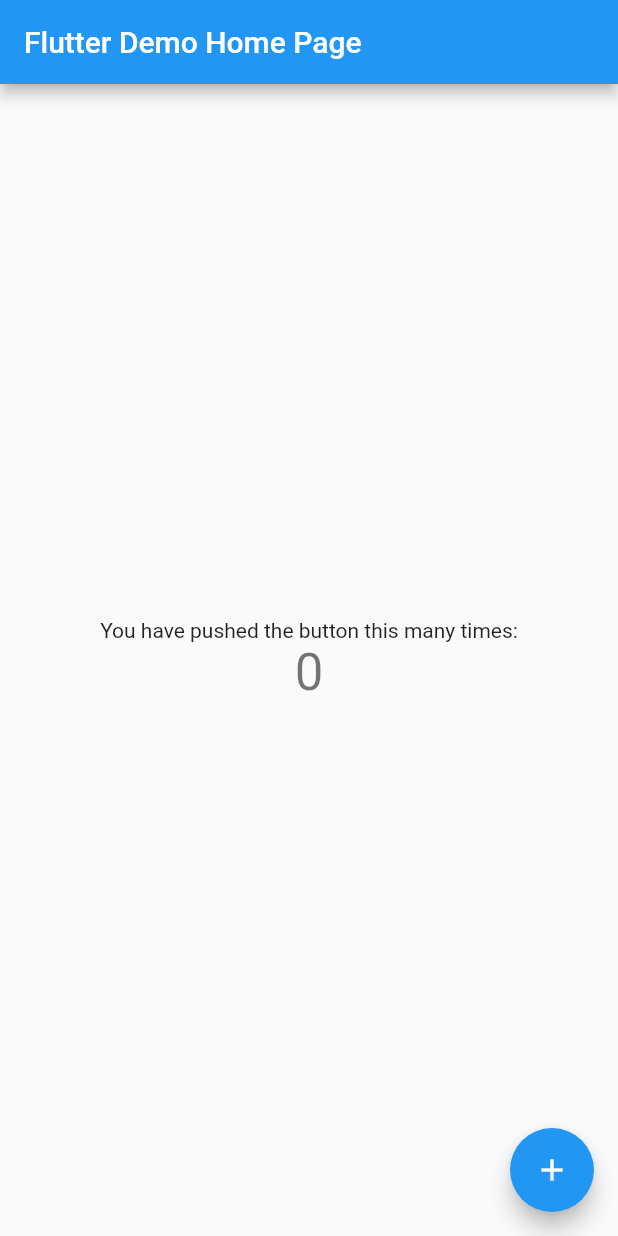
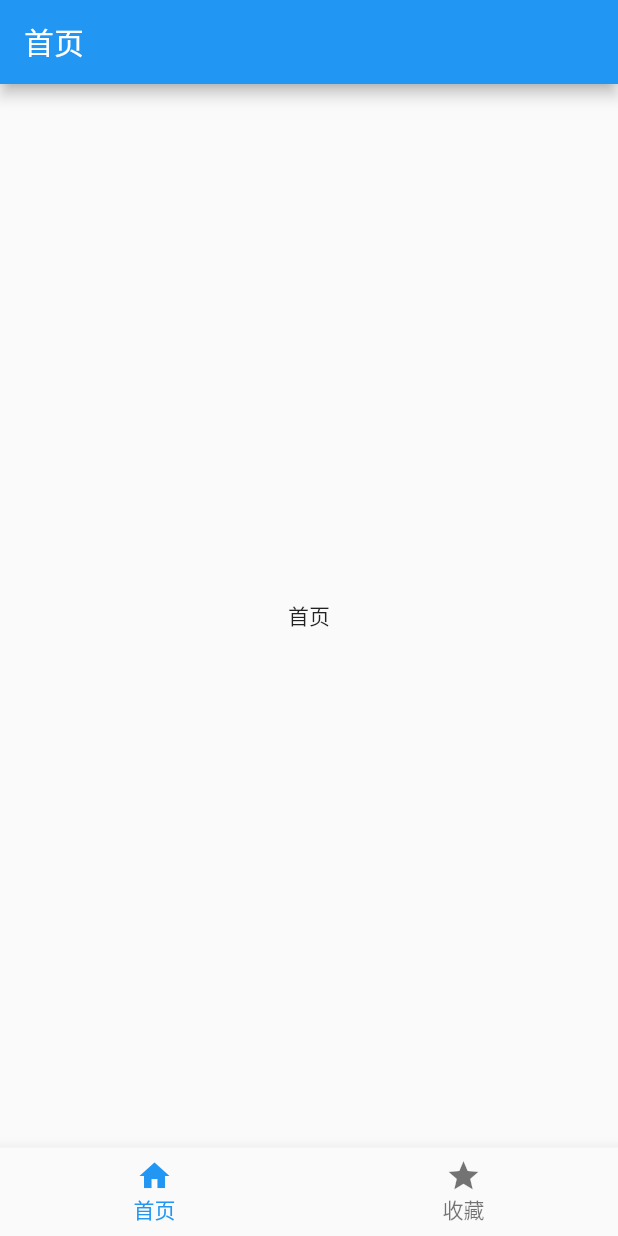
Before and after one commit to BlacksSky/favoriteCate-flutter, a Flutter app: the screen it shows after launch, on a phone screen of 412 x 824 dp. Run offline on Flutter 3.47's test engine with Material 2 defaults, Android fonts, the phone set to English and light mode, and no system bars.

Commit message:
搭建项目架构

```diff
--- a/lib/main.dart
+++ b/lib/main.dart
@@ -1,4 +1,6 @@
 import 'package:flutter/material.dart';
+import 'module/ui/main/main.dart';
+import 'module/core/router/router.dart';
 
 void main() {
   runApp(MyApp());
@@ -11,37 +13,18 @@ class MyApp extends StatelessWidget {
     return MaterialApp(
       title: 'Flutter Demo',
       theme: ThemeData(
-        // This is the theme of your application.
-        //
-        // Try running your application with "flutter run". You'll see the
-        // application has a blue toolbar. Then, without quitting the app, try
-        // changing the primarySwatch below to Colors.green and then invoke
-        // "hot reload" (press "r" in the console where you ran "flutter run",
-        // or simply save your changes to "hot reload" in a Flutter IDE).
-        // Notice that the counter didn't reset back to zero; the application
-        // is not restarted.
         primarySwatch: Colors.blue,
-        // This makes the visual density adapt to the platform that you run
-        // the app on. For desktop platforms, the controls will be smaller and
-        // closer together (more dense) than on mobile platforms.
         visualDensity: VisualDensity.adaptivePlatformDensity,
       ),
-      home: MyHomePage(title: 'Flutter Demo Home Page'),
+      // home: MyHomePage(title: 'Flutter Demo Home Page'),
+      initialRoute: ZYRouter.initialRoute,
+      routes: ZYRouter.routes,
     );
   }
 }
 
 class MyHomePage extends StatefulWidget {
   MyHomePage({Key key, this.title}) : super(key: key);
-
-  // This widget is the home page of your application. It is stateful, meaning
-  // that it has a State object (defined below) that contains fields that affect
-  // how it looks.
-
-  // This class is the configuration for the state. It holds the values (in this
-  // case the title) provided by the parent (in this case the App widget) and
-  // used by the build method of the State. Fields in a Widget subclass are
-  // always marked "final".
 
   final String title;
 
@@ -50,68 +33,8 @@ class MyHomePage extends StatefulWidget {
 }
 
 class _MyHomePageState extends State<MyHomePage> {
-  int _counter = 0;
-
-  void _incrementCounter() {
-    setState(() {
-      // This call to setState tells the Flutter framework that something has
-      // changed in this State, which causes it to rerun the build method below
-      // so that the display can reflect the updated values. If we changed
-      // _counter without calling setState(), then the build method would not be
-      // called again, and so nothing would appear to happen.
-      _counter++;
-    });
-  }
-
   @override
   Widget build(BuildContext context) {
-    // This method is rerun every time setState is called, for instance as done
-    // by the _incrementCounter method above.
-    //
-    // The Flutter framework has been optimized to make rerunning build methods
-    // fast, so that you can just rebuild anything that needs updating rather
-    // than having to individually change instances of widgets.
-    return Scaffold(
-      appBar: AppBar(
-        // Here we take the value from the MyHomePage object that was created by
-        // the App.build method, and use it to set our appbar title.
-        title: Text(widget.title),
-      ),
-      body: Center(
-        // Center is a layout widget. It takes a single child and positions it
-        // in the middle of the parent.
-        child: Column(
-          // Column is also a layout widget. It takes a list of children and
-          // arranges them vertically. By default, it sizes itself to fit its
-          // children horizontally, and tries to be as tall as its parent.
-          //
-          // Invoke "debug painting" (press "p" in the console, choose the
-          // "Toggle Debug Paint" action from the Flutter Inspector in Android
-          // Studio, or the "Toggle Debug Paint" command in Visual Studio Code)
-          // to see the wireframe for each widget.
-          //
-          // Column has various properties to control how it sizes itself and
-          // how it positions its children. Here we use mainAxisAlignment to
-          // center the children vertically; the main axis here is the vertical
-          // axis because Columns are vertical (the cross axis would be
-          // horizontal).
-          mainAxisAlignment: MainAxisAlignment.center,
-          children: <Widget>[
-            Text(
-              'You have pushed the button this many times:',
-            ),
-            Text(
-              '$_counter',
-              style: Theme.of(context).textTheme.headline4,
-            ),
-          ],
-        ),
-      ),
-      floatingActionButton: FloatingActionButton(
-        onPressed: _incrementCounter,
-        tooltip: 'Increment',
-        child: Icon(Icons.add),
-      ), // This trailing comma makes auto-formatting nicer for build methods.
-    );
+    return ZYMainPage();
   }
-}
+ }
--- /dev/null
+++ b/lib/module/core/router/router.dart
@@ -0,0 +1,22 @@
+import 'package:favorite_cate_flutter/module/ui/main/main.dart';
+import 'package:flutter/cupertino.dart';
+import '../../ui/home/home.dart';
+import '../../ui/favor/favor.dart';
+
+class ZYRouter {
+  static final String initialRoute = ZYMainPage.routeName;
+
+  static final Map<String, WidgetBuilder> routes = {
+    ZYMainPage.routeName: (ctx) => ZYMainPage(),
+    ZYHomePage.routeName: (ctx) => ZYHomePage(),
+    ZYFavorPage.routeName: (ctx) => ZYFavorPage(),
+  };
+
+  static final RouteFactory generateRoute = (settings) {
+    return null;
+  };
+
+  static final RouteFactory unknownRoute = (settings) {
+    return null;
+  };
+}
--- /dev/null
+++ b/lib/module/ui/favor/favor.dart
@@ -0,0 +1,16 @@
+import 'package:flutter/material.dart';
+
+class ZYFavorPage extends StatelessWidget {
+  static const String routeName = "/favor";
+  @override
+  Widget build(BuildContext context) {
+    return Scaffold(
+        appBar: AppBar(
+          title: Text("收藏"),
+        ),
+        body: Center(
+          child: Text("收藏"),
+        )
+    );
+  }
+}
--- /dev/null
+++ b/lib/module/ui/home/home.dart
@@ -0,0 +1,18 @@
+
+import 'package:flutter/material.dart';
+
+class ZYHomePage extends StatelessWidget {
+  static const String routeName = "/home";
+
+  @override
+  Widget build(BuildContext context) {
+    return Scaffold(
+      appBar: AppBar(
+        title: Text("首页"),
+      ),
+      body: Center(
+        child: Text("首页"),
+      )
+    );
+  }
+}
--- /dev/null
+++ b/lib/module/ui/main/bottom_bar_item.dart
@@ -0,0 +1,18 @@
+import 'package:flutter/material.dart';
+
+class ZYBottomNavigationBarItem extends BottomNavigationBarItem{
+
+  ZYBottomNavigationBarItem(String iconNmae, String title, {double width = 32})
+      : super(
+    title: Text(title),
+    icon: Image.asset(
+      "assets/images/tabbar/$iconNmae.png",
+      width: width,
+    ),
+    activeIcon: Image.asset(
+      "assets/images/tabbar/${iconNmae}_active.png",
+      width: width,
+      gaplessPlayback: true,
+    ),
+  );
+}
--- /dev/null
+++ b/lib/module/ui/main/initialize_items.dart
@@ -0,0 +1,20 @@
+
+import 'package:flutter/material.dart';
+import '../home/home.dart';
+import '../favor/favor.dart';
+import 'bottom_bar_item.dart';
+
+final List<Widget> children = [
+  ZYHomePage(),
+  ZYFavorPage(),
+];
+
+final List<BottomNavigationBarItem> items = [
+  BottomNavigationBarItem(
+    title: Text("首页"),
+    icon: Icon(Icons.home)
+  ),BottomNavigationBarItem(
+      title: Text("收藏"),
+      icon: Icon(Icons.star)
+  ),
+];
--- /dev/null
+++ b/lib/module/ui/main/main.dart
@@ -0,0 +1,35 @@
+import 'package:flutter/material.dart';
+import 'initialize_items.dart';
+
+class ZYMainPage extends StatefulWidget {
+  static const String routeName = "/";
+
+  @override
+  _ZYMainPageState createState() => _ZYMainPageState();
+}
+
+class _ZYMainPageState extends State<ZYMainPage> {
+
+  int _index = 0;
+
+  @override
+  Widget build(BuildContext context) {
+    return Scaffold(
+      body: IndexedStack(
+        index: _index,
+        children: children,
+      ),
+      bottomNavigationBar: BottomNavigationBar(
+        items: items,
+        currentIndex: _index,
+        selectedFontSize: 14,
+        unselectedFontSize: 14,
+        onTap: (index){
+          setState(() {
+            _index = index;
+          });
+        },
+      ),
+    );
+  }
+}
```
Also changed, not shown: 4 other files.
